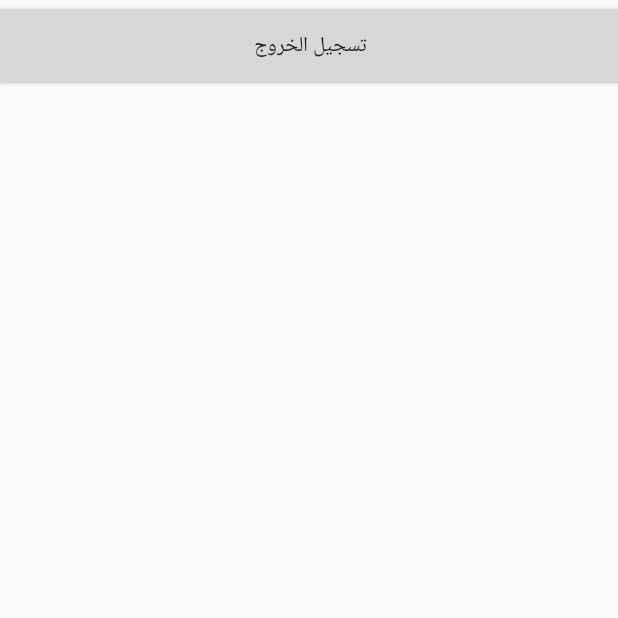
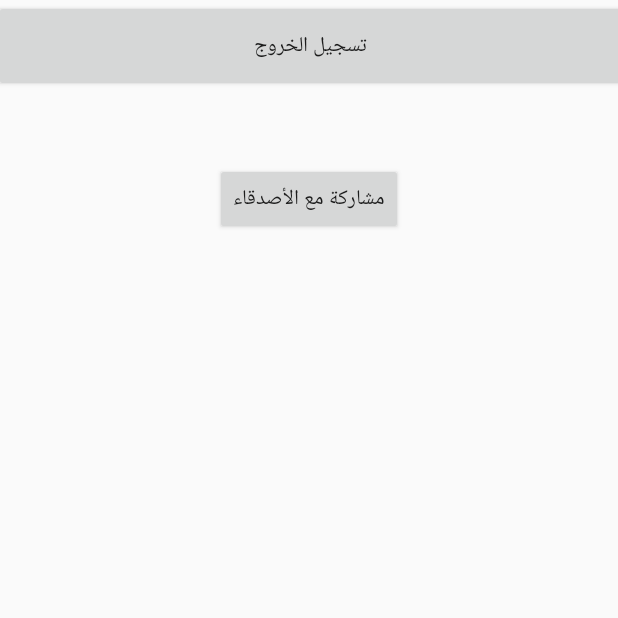
Before and after one commit to HatemSaadallah/UniversitiesApp, an Android app: the fragment SettingsFragment shown on its own in the app's theme, on a phone screen of 412 x 824 dp, the top half of it. Run offline under Robolectric (Android 15) with nearby library versions, the phone set to English and light mode, and no system bars.

Commit message:
third commit

```diff
--- a/app/build.gradle
+++ b/app/build.gradle
@@ -26,6 +26,7 @@ android {
 
 dependencies {
     implementation fileTree(dir: 'libs', include: ['*.jar'])
+    implementation 'com.google.android.gms:play-services-ads:19.0.1'
 
     implementation 'androidx.appcompat:appcompat:1.1.0'
     implementation 'androidx.constraintlayout:constraintlayout:1.1.3'
--- a/app/src/main/java/com/example/universities2/SettingsFragment.java
+++ b/app/src/main/java/com/example/universities2/SettingsFragment.java
@@ -12,7 +12,7 @@ import androidx.fragment.app.Fragment;
 
 import com.example.universities2.ui.login.LoginActivity;
 
-public class SettingsFragment extends Fragment {
+public class SettingsFragment extends Fragment implements View.OnClickListener {
     public SettingsFragment(){
 
     }
@@ -28,7 +28,33 @@ public class SettingsFragment extends Fragment {
 ////                Toast.makeText(getActivity().getApplicationContext(),"تم تسجيل الخروج بنجاح!", Toast.LENGTH_LONG).show();
 //            }
 //        });
-        return inflater.inflate(R.layout.fragment_settings, container, false);
+        View view;
+        view = inflater.inflate(R.layout.fragment_settings, container, false);
+
+        Button shareButton = (Button) view.findViewById(R.id.share);
+        shareButton.setOnClickListener(this);
+
+        Button logOut = (Button) view.findViewById(R.id.logout);
+        logOut.setOnClickListener(this);
+        return view;
 
     }
+
+    @Override
+    public void onClick(View v) {
+        switch(v.getId()) {
+            case R.id.share:
+                Intent shareIntent = new Intent();
+                shareIntent.setAction(Intent.ACTION_SEND);
+                shareIntent.putExtra(Intent.EXTRA_SUBJECT,"Mohammed's Project");
+                shareIntent.putExtra(Intent.EXTRA_TEXT, "www.google.com");
+                shareIntent.setType("text/plain");
+                startActivity(shareIntent);
+                break;
+            case R.id.logout:
+                Toast.makeText(getActivity(), "تم تسجيل الخروج بنجاح", Toast.LENGTH_LONG).show();
+                Intent i=new Intent(getActivity(), LoginActivity.class);
+                startActivity(i);
+        }
+    }
 }
--- a/app/src/main/java/com/example/universities2/SplashScreen.java
+++ b/app/src/main/java/com/example/universities2/SplashScreen.java
@@ -2,6 +2,7 @@ package com.example.universities2;
 
 import androidx.appcompat.app.AppCompatActivity;
 
+import android.media.MediaPlayer;
 import android.os.Bundle;
 import android.content.Intent;
 import android.os.Handler;
@@ -20,6 +21,8 @@ public class SplashScreen extends AppCompatActivity {
         new Handler().postDelayed(new Runnable() {
             @Override
             public void run() {
+                final MediaPlayer mp = MediaPlayer.create(SplashScreen.this, R.raw.opening);
+                mp.start();
                 Intent i=new Intent(SplashScreen.this, LoginActivity.class);
                 startActivity(i);
                 finish();
--- a/app/src/main/res/layout/fragment_settings.xml
+++ b/app/src/main/res/layout/fragment_settings.xml
@@ -1,6 +1,5 @@
 <?xml version="1.0" encoding="utf-8"?>
-<androidx.constraintlayout.widget.ConstraintLayout
-    xmlns:android="http://schemas.android.com/apk/res/android"
+<androidx.constraintlayout.widget.ConstraintLayout xmlns:android="http://schemas.android.com/apk/res/android"
     xmlns:app="http://schemas.android.com/apk/res-auto"
     xmlns:tools="http://schemas.android.com/tools"
     android:layout_width="match_parent"
@@ -16,4 +15,16 @@
         app:layout_constraintStart_toStartOf="parent"
         app:layout_constraintTop_toTopOf="parent"
         app:layout_constraintVertical_bias="0.0" />
+
+    <Button
+        android:id="@+id/share"
+        android:layout_width="wrap_content"
+        android:layout_height="wrap_content"
+        android:layout_marginTop="47dp"
+        android:text="مشاركة مع الأصدقاء"
+        app:layout_constraintBottom_toBottomOf="parent"
+        app:layout_constraintEnd_toEndOf="parent"
+        app:layout_constraintStart_toStartOf="parent"
+        app:layout_constraintTop_toBottomOf="@+id/logout"
+        app:layout_constraintVertical_bias="0.0" />
 </androidx.constraintlayout.widget.ConstraintLayout>
```
Also changed, not shown: app/src/main/java/com/example/universities2/GazaUniversity.java (added, +22 -0 lines), app/src/main/java/com/example/universities2/HomeFragment.java (+19 -2 lines), app/src/main/java/com/example/universities2/Settings.java (deleted, +0 -33 lines), app/src/main/java/com/example/universities2/mainPage.java (+22 -2 lines), app/src/main/java/com/example/universities2/ui/login/LoginActivity.java (+15 -0 lines), app/src/main/res/layout/activity_gaza_university.xml (added, +41 -0 lines), app/src/main/res/layout/activity_login.xml (+13 -0 lines), app/src/main/res/layout/activity_settings.xml (deleted, +0 -21 lines), app/src/main/res/layout/fragment_home.xml (+12 -12 lines), app/src/main/res/navigation/nav_graph.xml (added, +28 -0 lines), app/src/main/res/values/strings.xml (+19 -0 lines), app/src/main/res/raw/logo.svg (added), 1 other file.
